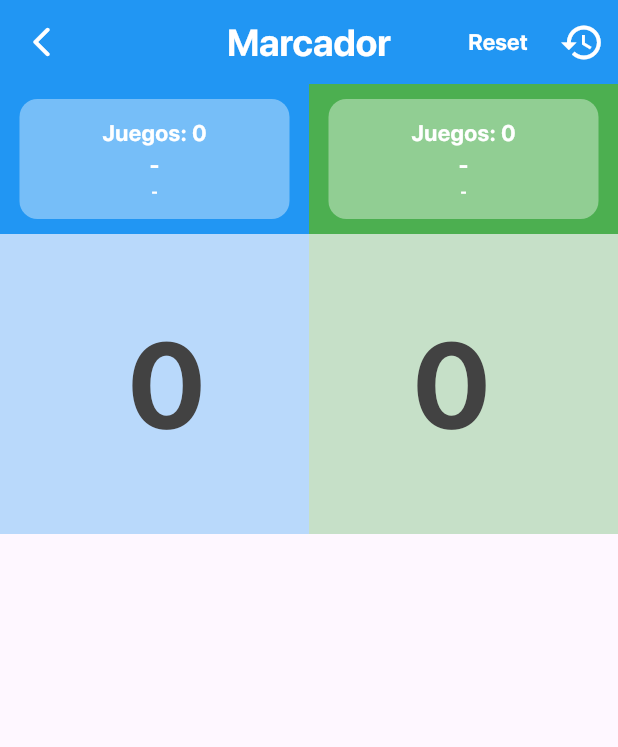
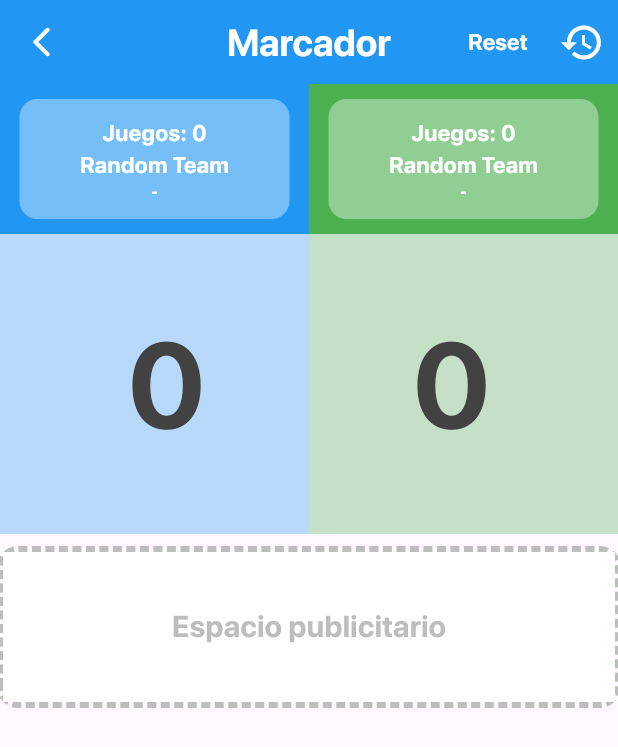
Before and after one commit to Whadyjm/padelfever, a Flutter app: the MatchScreen screen opened directly with empty values, on a phone screen of 412 x 824 dp. Shown: the top 747 px of the screen. Run offline on Flutter 3.47's test engine with Material 3 defaults, Android fonts, the phone set to English and light mode, and no system bars; drawn by our look-alikes of dotted_border; our stand-ins replace animate_do, confetti, flutter_colorpicker; project files that could hold a hidden picture were left out.

Commit message:
mejoras en UI

```diff
--- a/lib/models/team.dart
+++ b/lib/models/team.dart
@@ -48,6 +48,6 @@ class Team {
   /// Si [name] está vacío, devuelve la combinación de nombres de los jugadores
   /// en formato "Jugador1 - Jugador2"
   String get teamName => name.isEmpty
-      ? '${player1.name} - ${player2.name}'
+      ? 'Random Team'
       : name;
 }
--- a/lib/screens/home_screen.dart
+++ b/lib/screens/home_screen.dart
@@ -1,9 +1,9 @@
 import 'package:flutter/material.dart';
-import 'package:padelpoint/screens/random_teams_screen.dart';
+import 'package:padelpoint/screens/tabs/random_teams_screen.dart';
 import 'package:padelpoint/theme/colors.dart';
 import 'package:provider/provider.dart';
 import '../theme/text.dart';
-import 'create_teams_screen.dart';
+import 'tabs/create_teams_screen.dart';
 import 'history_screen.dart';
 
 class HomeScreen extends StatelessWidget {
--- a/lib/screens/match_screen.dart
+++ b/lib/screens/match_screen.dart
@@ -3,6 +3,7 @@ import 'package:flutter/material.dart';
 import 'package:padelpoint/models/match.dart';
 import 'package:padelpoint/providers/colors_provider.dart';
 import 'package:padelpoint/theme/colors.dart';
+import 'package:padelpoint/widgets/publicidadWidget.dart';
 import 'package:provider/provider.dart';
 import '../models/game.dart';
 import '../models/team.dart';
@@ -323,6 +324,8 @@ class _MatchScreenState extends State<MatchScreen> {
                     ),
                   ],
                 ),
+                const SizedBox(height: 10,),
+                PublicidadWidget(),
                 // Indicador de tie-break (si aplica)
                 Padding(
                   padding: const EdgeInsets.all(16),
```
Also changed, not shown: lib/screens/tabs/create_teams_screen.dart (renamed from lib/screens/create_teams_screen.dart, +10 -10 lines), lib/screens/tabs/random_teams_screen.dart (renamed from lib/screens/random_teams_screen.dart, +6 -6 lines).
